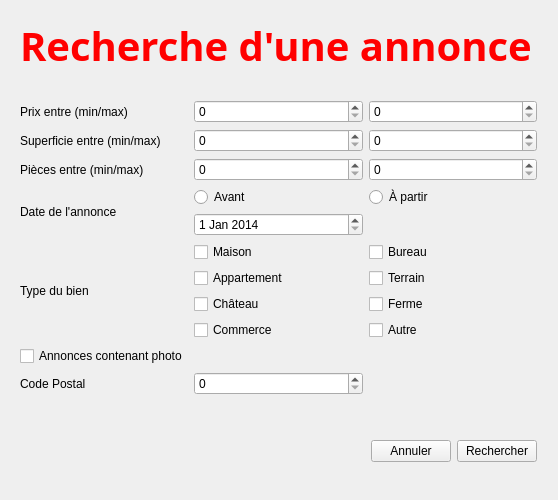
Before: the Qt Designer form AgenceImmo/recherchedialog.ui in willdoleave/projet-ihm, drawn with Qt 5.
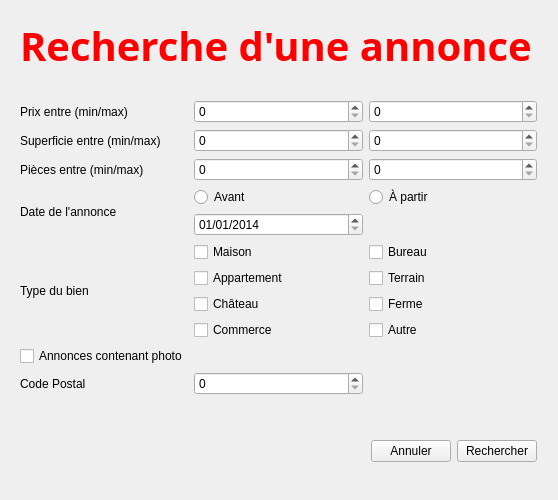
After: the same form once the commit is applied.

```diff
--- a/AgenceImmo/recherchedialog.ui
+++ b/AgenceImmo/recherchedialog.ui
@@ -225,6 +225,9 @@
           <day>1</day>
          </date>
         </property>
+        <property name="displayFormat">
+         <string>dd/MM/yyyy</string>
+        </property>
        </widget>
       </item>
      </layout>
```
